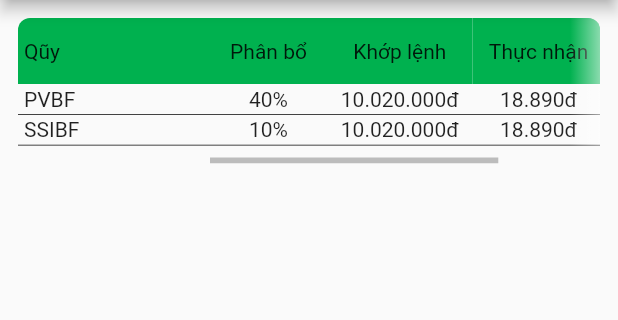
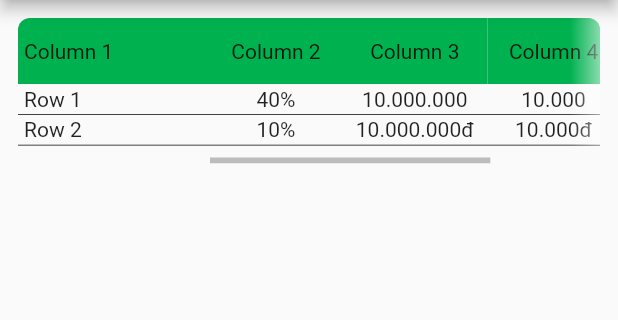
Before and after one commit to papmodern/excel_table, a Flutter app: the screen it shows after launch, on a phone screen of 412 x 824 dp, the part 84-404 px from its top. Run offline on Flutter 3.47's test engine with Material 2 defaults, Android fonts, the phone set to English and light mode, and no system bars.

Commit message:
ready to publish on pub.dev

```diff
--- a/example/lib/main.dart
+++ b/example/lib/main.dart
@@ -19,34 +19,34 @@
   void initState() {
     super.initState();
     final excelRow1 = ExcelRow(listCell: [
-      ExcelCell(content: "PVBF", align: TextAlign.start),
+      ExcelCell(content: "Row 1", align: TextAlign.start),
       ExcelCell(content: "40%"),
-      ExcelCell(content: "10.020.000đ"),
-      ExcelCell(content: "18.890đ"),
+      ExcelCell(content: "10.000.000"),
+      ExcelCell(content: "10.000"),
       ExcelCell(content: "01/02/2021"),
     ], listSubRow: [
       ExcelRow(
         listCell: [
           ExcelCell.empty(),
           ExcelCell(content: "30%"),
-          ExcelCell(content: "10.020.000đ"),
-          ExcelCell(content: "18.890đ"),
+          ExcelCell(content: "4.000.000"),
+          ExcelCell(content: "10.000"),
           ExcelCell(content: "01/02/2021"),
         ],
       ),
       ExcelRow(listCell: [
         ExcelCell.empty(),
         ExcelCell(content: "10%"),
-        ExcelCell(content: "10.020.000đ"),
-        ExcelCell(content: "18.890đ"),
+        ExcelCell(content: "6.000.000đ"),
+        ExcelCell(content: "10.000đ"),
         ExcelCell(content: "01/02/2021"),
       ]),
     ]);
     final excelRow2 = ExcelRow(listCell: [
-      ExcelCell(content: "SSIBF", align: TextAlign.start),
+      ExcelCell(content: "Row 2", align: TextAlign.start),
       ExcelCell(content: "10%"),
-      ExcelCell(content: "10.020.000đ"),
-      ExcelCell(content: "18.890đ"),
+      ExcelCell(content: "10.000.000đ"),
+      ExcelCell(content: "10.000đ"),
       ExcelCell(content: "01/02/2021"),
     ]);
 
@@ -73,18 +73,18 @@
                   lockedColumn: 1,
                   headers: const [
                     HeaderWidget(
-                      "Qũy",
+                      "Column 1",
                       alignment: Alignment.centerLeft,
                     ),
-                    HeaderWidget("Phân bổ"),
-                    HeaderWidget("Khớp lệnh"),
-                    HeaderWidget("Thực nhận"),
+                    HeaderWidget("Column 2"),
+                    HeaderWidget("Column 3"),
+                    HeaderWidget("Column 4"),
                     HeaderWidget(
-                      "Thời gian",
+                      "Column 5",
                       alignment: Alignment.centerRight,
                     )
                   ],
-                  minColumnsWidth: const [60, 70, 80, 80, 80],
+                  minColumnsWidth: const [80, 80, 80, 80, 80],
                 ),
               ),
             ),
--- a/pubspec.yaml
+++ b/pubspec.yaml
@@ -1,7 +1,7 @@
 name: excel_table
 description: A new flutter plugin project.
 version: 0.0.1
-homepage:
+repository: https://github.com/a313/excel_table
 
 environment:
   sdk: ">=2.12.0 <3.0.0"
```
Also changed, not shown: 3 other files.
